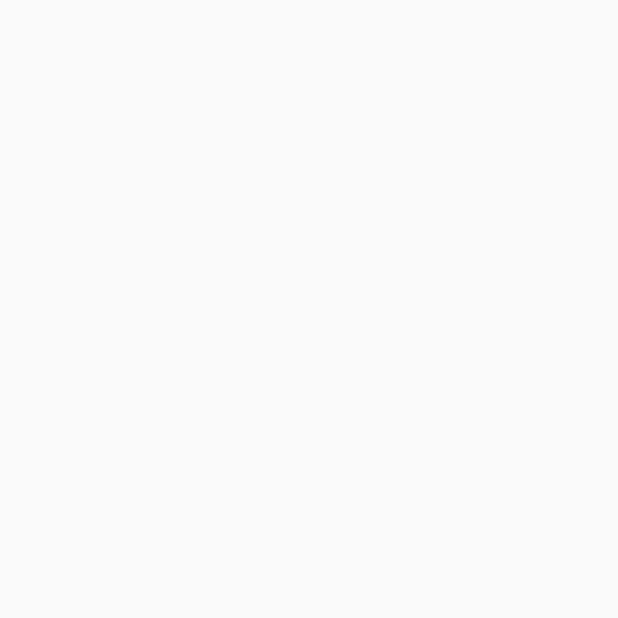
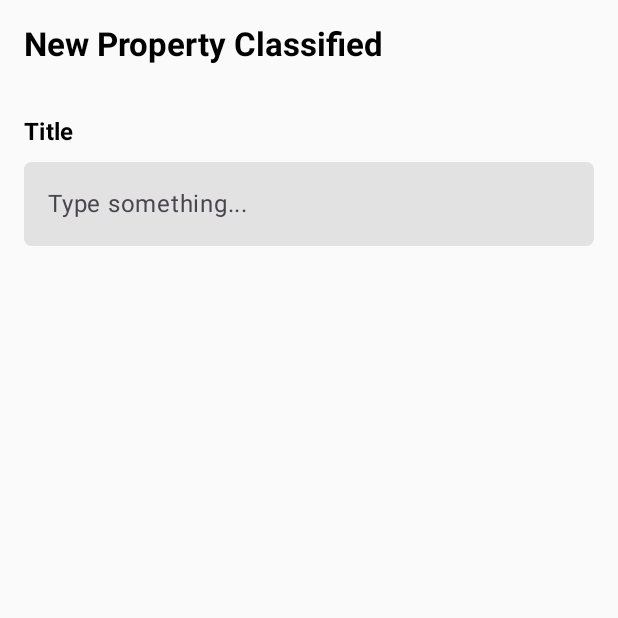
Before and after one commit to chrikara/Xe, an Android app built with Jetpack Compose: the screen it shows after launch (MainActivity), on a phone screen of 412 x 824 dp, the top half of it. Before the commit the part shown is empty. Run offline under Robolectric (Android 15) with nearby library versions, the phone set to English and light mode, and no system bars; our stand-ins replace Dagger/Hilt's generated code.

Commit message:
Added TextViewXE and TextFieldXe

```diff
--- a/app/build.gradle.kts
+++ b/app/build.gradle.kts
@@ -15,7 +15,7 @@ android {
 
     defaultConfig {
         applicationId = "com.example.xe"
-        minSdk = 24
+        minSdk = 26
         targetSdk = 34
         versionCode = 1
         versionName = "1.0"
--- a/app/src/main/AndroidManifest.xml
+++ b/app/src/main/AndroidManifest.xml
@@ -4,6 +4,7 @@
 
     <application
         android:allowBackup="true"
+        android:name=".XeApplication"
         android:dataExtractionRules="@xml/data_extraction_rules"
         android:fullBackupContent="@xml/backup_rules"
         android:icon="@mipmap/ic_launcher"
--- a/app/src/main/java/com/example/xe/MainActivity.kt
+++ b/app/src/main/java/com/example/xe/MainActivity.kt
@@ -3,11 +3,15 @@ package com.example.xe
 import android.os.Bundle
 import androidx.activity.ComponentActivity
 import androidx.activity.compose.setContent
+import androidx.hilt.navigation.compose.hiltViewModel
 import com.example.xe.ui.theme.XeTheme
 import com.example.xe.ui.xe.XeScreen
+import com.example.xe.ui.xe.XeViewModel
 import com.example.xe.utils.rememberWindowSize
+import dagger.hilt.android.AndroidEntryPoint
 
 
+@AndroidEntryPoint
 
 class MainActivity : ComponentActivity() {
     override fun onCreate(savedInstanceState: Bundle?) {
@@ -15,8 +19,13 @@ class MainActivity : ComponentActivity() {
         setContent {
             XeTheme {
                 val device = rememberWindowSize().type
+                val viewModel = hiltViewModel<XeViewModel>()
 
-                XeScreen(windowType = device)
+                XeScreen(
+                    state = viewModel.state,
+                    windowType = device,
+                    onEvent = viewModel::onEvent
+                )
 
             }
         }
--- /dev/null
+++ b/app/src/main/java/com/example/xe/XeApplication.kt
@@ -0,0 +1,8 @@
+package com.example.xe
+
+import android.app.Application
+import dagger.hilt.android.HiltAndroidApp
+
+@HiltAndroidApp
+class XeApplication : Application() {
+}
--- /dev/null
+++ b/app/src/main/java/com/example/xe/di/Module.kt
@@ -0,0 +1,17 @@
+package com.example.xe.di
+
+import com.example.xe.domain.usecase.FilterDigits
+import dagger.Module
+import dagger.Provides
+import dagger.hilt.InstallIn
+import dagger.hilt.components.SingletonComponent
+import javax.inject.Singleton
+
+@Module
+@InstallIn(SingletonComponent::class)
+object Module {
+
+    @Provides
+    @Singleton
+    fun providesFilterDigits() = FilterDigits()
+}
--- /dev/null
+++ b/app/src/main/java/com/example/xe/domain/usecase/FilterDigits.kt
@@ -0,0 +1,4 @@
+package com.example.xe.domain.usecase
+
+class FilterDigits {
+}
--- a/app/src/main/java/com/example/xe/ui/xe/XeScreen.kt
+++ b/app/src/main/java/com/example/xe/ui/xe/XeScreen.kt
@@ -1,12 +1,71 @@
 package com.example.xe.ui.xe
 
+import androidx.compose.foundation.layout.Spacer
+import androidx.compose.foundation.layout.fillMaxSize
+import androidx.compose.foundation.layout.fillMaxWidth
+import androidx.compose.foundation.layout.height
+import androidx.compose.foundation.layout.padding
+import androidx.compose.foundation.lazy.LazyColumn
+import androidx.compose.material3.MaterialTheme
 import androidx.compose.runtime.Composable
+import androidx.compose.ui.Modifier
+import androidx.compose.ui.platform.LocalContext
+import androidx.compose.ui.platform.testTag
+import androidx.compose.ui.res.stringResource
+import androidx.hilt.navigation.compose.hiltViewModel
+import com.example.xe.R
+import com.example.xe.ui.theme.LocalSpacing
+import com.example.xe.ui.xe.components.TextFieldXe
+import com.example.xe.ui.xe.components.TextViewXE
+import com.example.xe.ui.xe.components.trailingIconCheck
 import com.example.xe.utils.WindowType
 
 @Composable
 fun XeScreen(
-    windowType : WindowType
+    windowType : WindowType,
+    onEvent: (XeEvent) -> Unit,
+    state : XeState
 ) {
+
+
+    val spacing = LocalSpacing.current
+    val context = LocalContext.current
+
+
+    LazyColumn(
+        modifier = Modifier
+            .fillMaxSize()
+            .padding(spacing.spaceMedium)
+    ){
+        item {
+            TextViewXE(
+                text = stringResource(R.string.new_property_classified),
+                style = if(windowType == WindowType.Mobile) MaterialTheme.typography.titleLarge else MaterialTheme.typography.headlineLarge,
+                windowType = windowType
+            )
+
+            Spacer(modifier = Modifier.height(spacing.spaceLarge))
+
+            TextViewXE(text = stringResource(R.string.title), windowType = windowType)
+
+            Spacer(modifier = Modifier.height(spacing.spaceSmall))
+
+            TextFieldXe(
+                value = state.title,
+                windowType = windowType,
+                isError = state.hasErrorTitleTextField,
+                trailingIcon = if(state.title.isNotBlank()) trailingIconCheck else null,
+                textError = state.errorTitleText,
+                modifier = Modifier
+                    .fillMaxWidth(),
+                onValueChange = {onEvent(XeEvent.OnChangeTitleText(it))}
+            )
+
+
+
+        }
+
+    }
 
 
 
--- /dev/null
+++ b/app/src/main/java/com/example/xe/ui/xe/XeState.kt
@@ -0,0 +1,13 @@
+package com.example.xe.ui.xe
+
+data class XeState(
+    val title : String = "",
+    val location : String = "",
+    val price : String = "",
+    val description : String = "",
+    val placeId : String = "",
+
+    val errorTitleText : String = "",
+    val hasErrorTitleTextField : Boolean = false,
+
+    )
--- /dev/null
+++ b/app/src/main/java/com/example/xe/ui/xe/XeViewModel.kt
@@ -0,0 +1,37 @@
+package com.example.xe.ui.xe
+
+import androidx.compose.runtime.getValue
+import androidx.compose.runtime.mutableStateOf
+import androidx.compose.runtime.setValue
+import androidx.lifecycle.ViewModel
+import com.example.xe.domain.usecase.FilterDigits
+import dagger.hilt.android.lifecycle.HiltViewModel
+import javax.inject.Inject
+
+@HiltViewModel
+class XeViewModel @Inject constructor(
+    private val filterDigits: FilterDigits
+) : ViewModel(
+
+) {
+
+    var state by mutableStateOf<XeState>(XeState())
+        private set
+
+    fun onEvent(event: XeEvent){
+        when(event){
+            is XeEvent.OnChangeTitleText -> {
+                state = state.copy(
+                    title = event.text
+                )
+            }
+
+            is XeEvent.OnChangeLocationText -> TODO()
+            is XeEvent.OnChangePriceText -> TODO()
+            is XeEvent.OnChangeDescriptionText -> TODO()
+            XeEvent.OnClearClicked -> TODO()
+            XeEvent.OnDialogDismissClicked -> TODO()
+            is XeEvent.OnSubmitClicked -> TODO()
+        }
+    }
+}
--- /dev/null
+++ b/app/src/main/java/com/example/xe/ui/xe/components/TextFieldXe.kt
@@ -0,0 +1,88 @@
+package com.example.xe.ui.xe.components
+
+import androidx.compose.foundation.background
+import androidx.compose.foundation.layout.Box
+import androidx.compose.foundation.layout.fillMaxSize
+import androidx.compose.foundation.layout.fillMaxWidth
+import androidx.compose.foundation.layout.padding
+import androidx.compose.foundation.shape.RoundedCornerShape
+import androidx.compose.foundation.text.KeyboardOptions
+import androidx.compose.material3.LocalTextStyle
+import androidx.compose.material3.MaterialTheme
+import androidx.compose.material3.Text
+import androidx.compose.material3.TextField
+import androidx.compose.material3.TextFieldDefaults
+import androidx.compose.runtime.Composable
+import androidx.compose.ui.Alignment
+import androidx.compose.ui.Modifier
+import androidx.compose.ui.graphics.Color
+import androidx.compose.ui.text.style.TextAlign
+import androidx.compose.ui.unit.dp
+import com.example.xe.utils.WindowType
+
+@Composable
+fun TextFieldXe(
+    modifier : Modifier = Modifier,
+    windowType: WindowType,
+    value : String,
+    onValueChange : (String) -> Unit,
+    minLines : Int = 1,
+    isError : Boolean = false,
+    keyboardOptions: KeyboardOptions = KeyboardOptions.Default,
+    textError : String = "",
+    trailingIcon :  @Composable() (() -> Unit)? = null,
+    singleLine : Boolean = if(windowType == WindowType.Mobile) false else true
+) {
+
+
+    TextField(
+        value = value,
+        modifier = modifier,
+        textStyle = if(windowType == WindowType.Mobile) LocalTextStyle.current else MaterialTheme.typography.headlineMedium,
+        onValueChange = onValueChange,
+        placeholder = {
+            Box(
+                modifier = modifier.fillMaxSize(),
+                contentAlignment = Alignment.CenterStart
+            ){
+
+                Text(
+                    style = if(windowType == WindowType.Mobile) LocalTextStyle.current else MaterialTheme.typography.titleLarge,
+                    text = "Type something...")
+
+
+            }
+            }
+           ,
+        singleLine = singleLine,
+        shape = RoundedCornerShape(5.dp),
+        colors = TextFieldDefaults.colors(
+            focusedIndicatorColor = Color.Transparent,
+            unfocusedIndicatorColor = Color.Transparent,
+            unfocusedContainerColor = MaterialTheme.colorScheme.onSurface,
+            focusedContainerColor = MaterialTheme.colorScheme.onSurface,
+            focusedTextColor = MaterialTheme.colorScheme.primary,
+            unfocusedTextColor = MaterialTheme.colorScheme.primary,
+            cursorColor = MaterialTheme.colorScheme.primary,
+            errorCursorColor = MaterialTheme.colorScheme.primary,
+            errorTextColor = MaterialTheme.colorScheme.primary,
+            errorContainerColor = MaterialTheme.colorScheme.onSurface
+
+        ),
+        isError = isError,
+        trailingIcon = trailingIcon,
+        supportingText = {
+            if(isError){
+                Text(
+                    modifier = Modifier.fillMaxWidth(),
+                    text = textError,
+                    color = MaterialTheme.colorScheme.error
+                )
+            }
+        },
+        keyboardOptions = keyboardOptions,
+        minLines = minLines,
+
+        )
+
+}
--- a/app/src/main/java/com/example/xe/ui/xe/components/TextXe.kt
+++ b/app/src/main/java/com/example/xe/ui/xe/components/TextXe.kt
@@ -15,7 +15,7 @@ fun TextViewXE(
     modifier : Modifier = Modifier,
     text : String,
     windowType : WindowType,
-    style: TextStyle = if(windowType == WindowType.Mobile) MaterialTheme.typography.titleMedium else MaterialTheme.typography.titleLarge
+    style: TextStyle = if(windowType == WindowType.Mobile) MaterialTheme.typography.titleMedium else MaterialTheme.typography.headlineSmall
 ) {
     Text(
         text = text,
--- a/app/src/main/res/values/strings.xml
+++ b/app/src/main/res/values/strings.xml
@@ -1,3 +1,5 @@
 <resources>
     <string name="app_name">Xe</string>
+    <string name="new_property_classified">New Property Classified</string>
+    <string name="title">Title</string>
 </resources>
```
Also changed, not shown: app/src/main/java/com/example/xe/ui/xe/XeEvent.kt (added, +16 -0 lines), app/src/main/java/com/example/xe/ui/xe/components/TrailingIconCheck.kt (added, +15 -0 lines).
